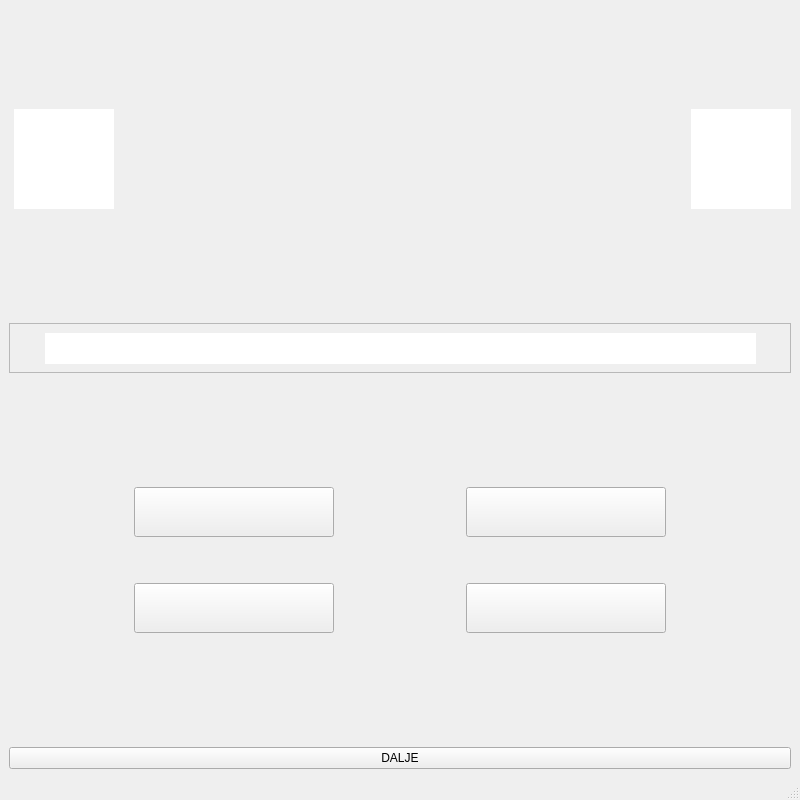
First picture: the form in application/kozna.ui, repository Mihica25/Pobedi-me-ako-znas, before the edit.
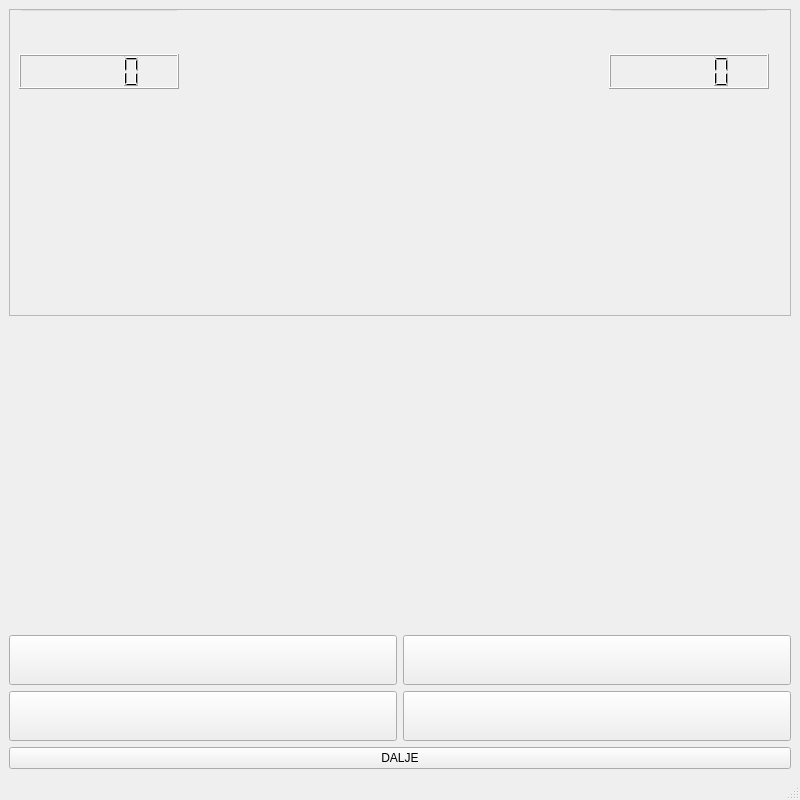
Second picture: the form after the edit.

Diff of the .ui file:
```diff
--- a/application/kozna.ui
+++ b/application/kozna.ui
@@ -28,140 +28,8 @@
   <widget class="QWidget" name="widget">
    <layout class="QVBoxLayout" name="verticalLayout_2">
     <item>
-     <layout class="QHBoxLayout" name="horizontalLayout">
-      <property name="spacing">
-       <number>6</number>
-      </property>
-      <property name="leftMargin">
-       <number>5</number>
-      </property>
-      <property name="topMargin">
-       <number>100</number>
-      </property>
-      <item>
-       <widget class="QLabel" name="poeni1">
-        <property name="minimumSize">
-         <size>
-          <width>100</width>
-          <height>100</height>
-         </size>
-        </property>
-        <property name="maximumSize">
-         <size>
-          <width>100</width>
-          <height>100</height>
-         </size>
-        </property>
-        <property name="styleSheet">
-         <string notr="true">background-color: white</string>
-        </property>
-        <property name="text">
-         <string/>
-        </property>
-       </widget>
-      </item>
-      <item>
-       <widget class="QLabel" name="userName">
-        <property name="text">
-         <string/>
-        </property>
-       </widget>
-      </item>
-      <item>
-       <spacer name="horizontalSpacer">
-        <property name="orientation">
-         <enum>Qt::Horizontal</enum>
-        </property>
-        <property name="sizeHint" stdset="0">
-         <size>
-          <width>40</width>
-          <height>20</height>
-         </size>
-        </property>
-       </spacer>
-      </item>
-      <item>
-       <widget class="QLabel" name="labelTimer">
-        <property name="minimumSize">
-         <size>
-          <width>100</width>
-          <height>100</height>
-         </size>
-        </property>
-        <property name="maximumSize">
-         <size>
-          <width>100</width>
-          <height>100</height>
-         </size>
-        </property>
-        <property name="styleSheet">
-         <string notr="true"/>
-        </property>
-        <property name="text">
-         <string/>
-        </property>
-       </widget>
-      </item>
-      <item>
-       <spacer name="horizontalSpacer_2">
-        <property name="orientation">
-         <enum>Qt::Horizontal</enum>
-        </property>
-        <property name="sizeHint" stdset="0">
-         <size>
-          <width>40</width>
-          <height>20</height>
-         </size>
-        </property>
-       </spacer>
-      </item>
-      <item>
-       <widget class="QLabel" name="opName">
-        <property name="text">
-         <string/>
-        </property>
-       </widget>
-      </item>
-      <item>
-       <widget class="QLabel" name="poeni2">
-        <property name="minimumSize">
-         <size>
-          <width>100</width>
-          <height>100</height>
-         </size>
-        </property>
-        <property name="maximumSize">
-         <size>
-          <width>100</width>
-          <height>100</height>
-         </size>
-        </property>
-        <property name="styleSheet">
-         <string notr="true">background-color: white</string>
-        </property>
-        <property name="text">
-         <string/>
-        </property>
-       </widget>
-      </item>
-     </layout>
-    </item>
-    <item>
-     <spacer name="verticalSpacer_2">
-      <property name="orientation">
-       <enum>Qt::Vertical</enum>
-      </property>
-      <property name="sizeHint" stdset="0">
-       <size>
-        <width>20</width>
-        <height>40</height>
-       </size>
-      </property>
-     </spacer>
-    </item>
-    <item>
-     <layout class="QVBoxLayout" name="verticalLayout">
-      <item>
+     <layout class="QGridLayout" name="gridLayout_2">
+      <item row="0" column="0">
        <widget class="QFrame" name="frame">
         <property name="minimumSize">
          <size>
@@ -178,81 +46,128 @@
         <property name="frameShadow">
          <enum>QFrame::Raised</enum>
         </property>
-        <widget class="QLabel" name="labQuestion">
+        <widget class="QLabel" name="lbTimer">
          <property name="geometry">
           <rect>
-           <x>36</x>
-           <y>10</y>
-           <width>711</width>
-           <height>31</height>
+           <x>302</x>
+           <y>75</y>
+           <width>100</width>
+           <height>100</height>
           </rect>
          </property>
          <property name="styleSheet">
-          <string notr="true">background-color: white;</string>
+          <string notr="true">color: rgb(126, 217, 87);</string>
          </property>
          <property name="text">
           <string/>
          </property>
+         <property name="alignment">
+          <set>Qt::AlignCenter</set>
+         </property>
+        </widget>
+        <widget class="QWidget" name="verticalLayoutWidget">
+         <property name="geometry">
+          <rect>
+           <x>10</x>
+           <y>0</y>
+           <width>160</width>
+           <height>80</height>
+          </rect>
+         </property>
+         <layout class="QVBoxLayout" name="verticalLayout_4">
+          <item>
+           <widget class="QLineEdit" name="lePlayer1_2">
+            <property name="font">
+             <font>
+              <pointsize>20</pointsize>
+             </font>
+            </property>
+            <property name="autoFillBackground">
+             <bool>false</bool>
+            </property>
+            <property name="styleSheet">
+             <string notr="true">background-color: transparent;
+color: rgb(255, 255, 255);</string>
+            </property>
+            <property name="alignment">
+             <set>Qt::AlignCenter</set>
+            </property>
+            <property name="readOnly">
+             <bool>true</bool>
+            </property>
+           </widget>
+          </item>
+          <item>
+           <widget class="QLCDNumber" name="lcdPoints1_2"/>
+          </item>
+         </layout>
+        </widget>
+        <widget class="QWidget" name="verticalLayoutWidget_2">
+         <property name="geometry">
+          <rect>
+           <x>600</x>
+           <y>0</y>
+           <width>160</width>
+           <height>80</height>
+          </rect>
+         </property>
+         <layout class="QVBoxLayout" name="verticalLayout_5">
+          <item>
+           <widget class="QLineEdit" name="lePlayer2">
+            <property name="font">
+             <font>
+              <pointsize>20</pointsize>
+             </font>
+            </property>
+            <property name="autoFillBackground">
+             <bool>false</bool>
+            </property>
+            <property name="styleSheet">
+             <string notr="true">background-color: transparent;
+color: rgb(255, 255, 255);</string>
+            </property>
+            <property name="alignment">
+             <set>Qt::AlignCenter</set>
+            </property>
+            <property name="readOnly">
+             <bool>true</bool>
+            </property>
+           </widget>
+          </item>
+          <item>
+           <widget class="QLCDNumber" name="lcdPoints2"/>
+          </item>
+         </layout>
         </widget>
        </widget>
       </item>
      </layout>
     </item>
     <item>
-     <spacer name="verticalSpacer">
-      <property name="orientation">
-       <enum>Qt::Vertical</enum>
+     <widget class="QLabel" name="labQuestion">
+      <property name="font">
+       <font>
+        <family>Ubuntu</family>
+        <pointsize>25</pointsize>
+       </font>
       </property>
-      <property name="sizeHint" stdset="0">
-       <size>
-        <width>1000</width>
-        <height>10</height>
-       </size>
+      <property name="styleSheet">
+       <string notr="true">background-color: transparent;</string>
       </property>
-     </spacer>
+      <property name="text">
+       <string/>
+      </property>
+      <property name="alignment">
+       <set>Qt::AlignCenter</set>
+      </property>
+      <property name="wordWrap">
+       <bool>true</bool>
+      </property>
+     </widget>
     </item>
     <item>
      <layout class="QGridLayout" name="gridLayout">
-      <item row="2" column="3">
-       <widget class="QPushButton" name="pushButtonAns4">
-        <property name="minimumSize">
-         <size>
-          <width>200</width>
-          <height>50</height>
-         </size>
-        </property>
-        <property name="text">
-         <string/>
-        </property>
-       </widget>
-      </item>
-      <item row="1" column="1">
-       <spacer name="verticalSpacer_4">
-        <property name="orientation">
-         <enum>Qt::Vertical</enum>
-        </property>
-        <property name="sizeHint" stdset="0">
-         <size>
-          <width>20</width>
-          <height>40</height>
-         </size>
-        </property>
-       </spacer>
-      </item>
-      <item row="0" column="0">
-       <spacer name="horizontalSpacer_3">
-        <property name="orientation">
-         <enum>Qt::Horizontal</enum>
-        </property>
-        <property name="sizeHint" stdset="0">
-         <size>
-          <width>3</width>
-          <height>20</height>
-         </size>
-        </property>
-       </spacer>
-      </item>
-      <item row="2" column="1">
+      <item row="1" column="0">
        <widget class="QPushButton" name="pushButtonAns3">
         <property name="minimumSize">
          <size>
@@ -265,20 +180,33 @@
         </property>
        </widget>
       </item>
-      <item row="0" column="3">
-       <widget class="QPushButton" name="pushButtonAns2">
-        <property name="minimumSize">
-         <size>
-          <width>200</width>
-          <height>50</height>
-         </size>
-        </property>
-        <property name="text">
-         <string/>
-        </property>
-       </widget>
-      </item>
       <item row="0" column="1">
+       <widget class="QPushButton" name="pushButtonAns2">
+        <property name="minimumSize">
+         <size>
+          <width>200</width>
+          <height>50</height>
+         </size>
+        </property>
+        <property name="text">
+         <string/>
+        </property>
+       </widget>
+      </item>
+      <item row="1" column="1">
+       <widget class="QPushButton" name="pushButtonAns4">
+        <property name="minimumSize">
+         <size>
+          <width>200</width>
+          <height>50</height>
+         </size>
+        </property>
+        <property name="text">
+         <string/>
+        </property>
+       </widget>
+      </item>
+      <item row="0" column="0">
        <widget class="QPushButton" name="pushButtonAns1">
         <property name="enabled">
          <bool>true</bool>
@@ -294,47 +222,8 @@
         </property>
        </widget>
       </item>
-      <item row="0" column="2">
-       <spacer name="horizontalSpacer_4">
-        <property name="orientation">
-         <enum>Qt::Horizontal</enum>
-        </property>
-        <property name="sizeHint" stdset="0">
-         <size>
-          <width>40</width>
-          <height>20</height>
-         </size>
-        </property>
-       </spacer>
-      </item>
-      <item row="0" column="4">
-       <spacer name="horizontalSpacer_5">
-        <property name="orientation">
-         <enum>Qt::Horizontal</enum>
-        </property>
-        <property name="sizeHint" stdset="0">
-         <size>
-          <width>40</width>
-          <height>20</height>
-         </size>
-        </property>
-       </spacer>
-      </item>
      </layout>
     </item>
-    <item>
-     <spacer name="verticalSpacer_3">
-      <property name="orientation">
-       <enum>Qt::Vertical</enum>
-      </property>
-      <property name="sizeHint" stdset="0">
-       <size>
-        <width>20</width>
-        <height>40</height>
-       </size>
-      </property>
-     </spacer>
-    </item>
     <item>
      <widget class="QPushButton" name="DALJE1">
       <property name="text">
```
Left out of the diff: 130 changed lines with no effect on the pictures.
